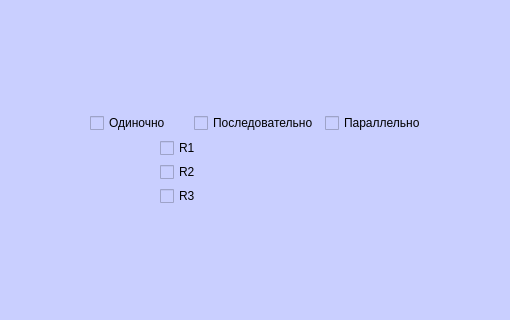
The window that laba11.ui (doktorfish0078/SimulationOfLaboratoryWork) describes before a commit, drawn with Qt 5; both pictures show x 0 to 510 and y 247 to 567 of the 979 by 739 pixel window.
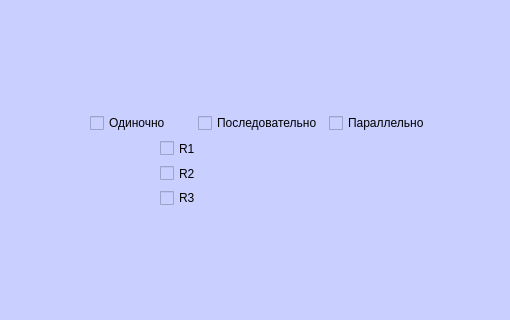
The same window after the commit. Icons and pictures are not drawn.

```diff
--- a/laba11.ui
+++ b/laba11.ui
@@ -128,8 +128,8 @@
      <rect>
       <x>90</x>
       <y>360</y>
-      <width>336</width>
-      <height>92</height>
+      <width>340</width>
+      <height>94</height>
      </rect>
     </property>
     <layout class="QVBoxLayout" name="verticalLayout_2">
```
Left out of the diff: 12 changed lines with no effect on the pictures.
